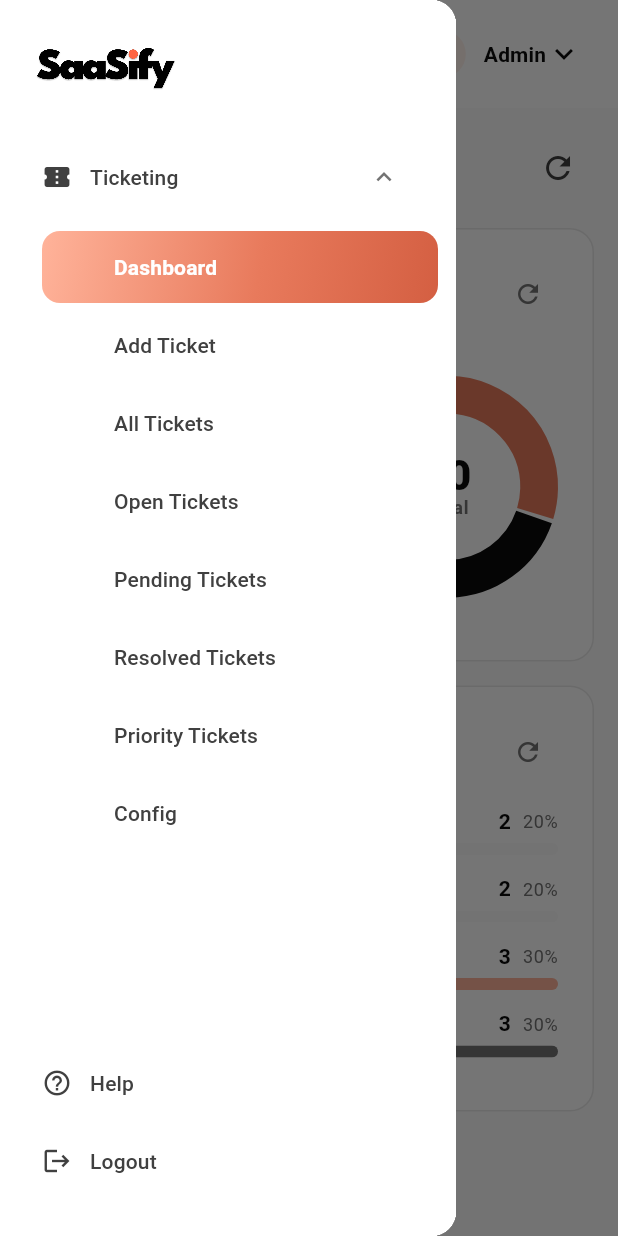
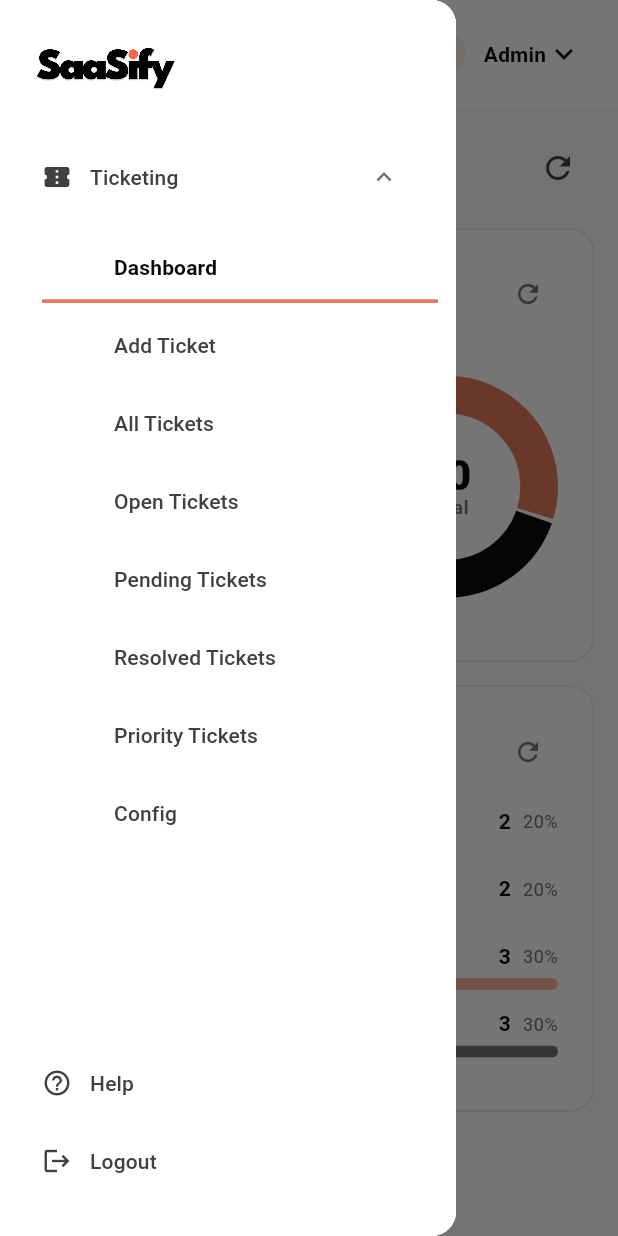
Before and after one commit to sayge-code-hub/saasify, a Flutter app: the screen it shows after launch, after a tap on "Sign in", after a tap on the "menu" icon, on a phone screen of 412 x 824 dp. Run offline on Flutter 3.47's test engine with Material 3 defaults, Android fonts, the phone set to English and light mode, and no system bars; our stand-ins replace equatable, flutter_bloc, go_router; Roboto replaces fonts that are missing (Fraunces, Source Sans 3).

Commit message:
Refine sidebar underline and ticket list alignment
Active nav uses a bottom accent line; list rows are top-aligned with
black IDs, boxy tags under column headers, and no grey subtitle.

Co-authored-by: adityaarana <adityaarana@outlook.com>

```diff
--- a/lib/features/shell/presentation/widgets/module_sidebar.dart
+++ b/lib/features/shell/presentation/widgets/module_sidebar.dart
@@ -206,25 +206,26 @@ class _NavTile extends StatelessWidget {
   @override
   Widget build(BuildContext context) {
     final theme = Theme.of(context);
-    final foreground = active ? Colors.white : AppColors.inkSecondary;
+    final foreground = active ? AppColors.ink : AppColors.inkSecondary;
 
     return Padding(
       padding: const EdgeInsets.symmetric(vertical: 2),
-      child: DecoratedBox(
-        decoration: BoxDecoration(
-          gradient: active ? AppColors.accentGradient : null,
-          color: active ? null : Colors.transparent,
-          borderRadius: BorderRadius.circular(AppSpacing.radiusMd),
-        ),
-        child: Material(
-          color: Colors.transparent,
-          borderRadius: BorderRadius.circular(AppSpacing.radiusMd),
-          child: InkWell(
-            onTap: onTap,
-            borderRadius: BorderRadius.circular(AppSpacing.radiusMd),
-            mouseCursor: SystemMouseCursors.click,
-            splashColor: Colors.white24,
-            highlightColor: Colors.white10,
+      child: Material(
+        color: Colors.transparent,
+        child: InkWell(
+          onTap: onTap,
+          mouseCursor: SystemMouseCursors.click,
+          child: DecoratedBox(
+            decoration: BoxDecoration(
+              border: active
+                  ? const Border(
+                      bottom: BorderSide(
+                        color: AppColors.accent,
+                        width: 2.5,
+                      ),
+                    )
+                  : null,
+            ),
             child: ConstrainedBox(
               constraints: const BoxConstraints(minHeight: 48),
               child: Padding(
```
Also changed, not shown: lib/features/ticketing/presentation/pages/ticket_list_page.dart (+19 -8 lines), lib/features/ticketing/presentation/widgets/ticket_badges.dart (+10 -7 lines), lib/features/ticketing/presentation/widgets/ticket_list_items.dart (+52 -45 lines), 1 other file.
